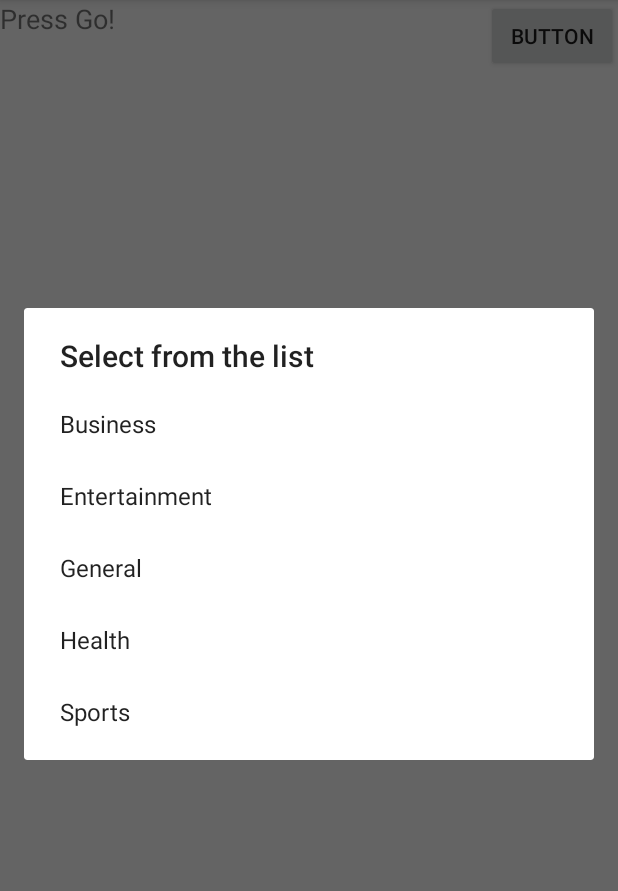
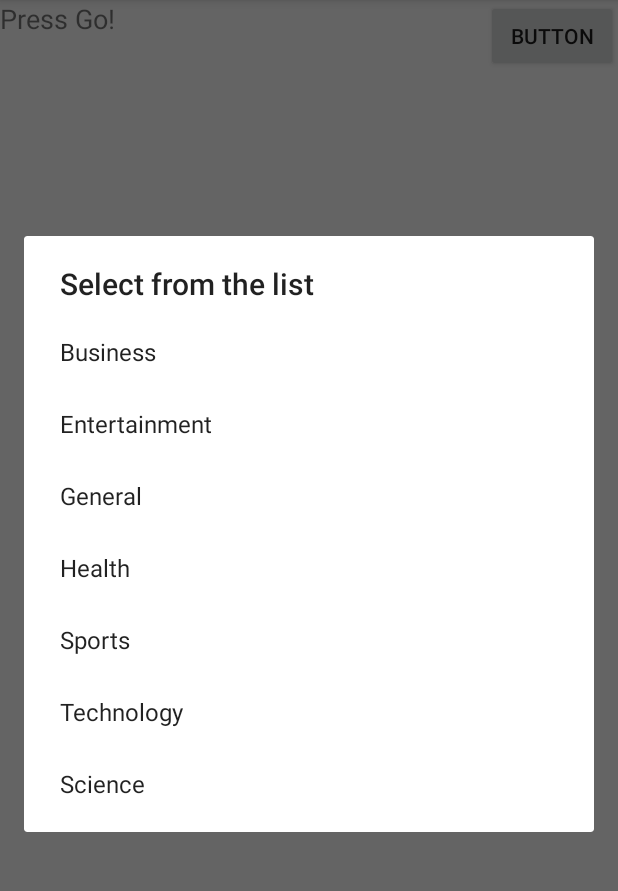
Before and after one commit to lphung1/InClass06_NewsArticle, an Android app: the screen it shows after launch (MainActivity), after a tap on "BUTTON", on a phone screen of 412 x 824 dp, the part 84-975 px from its top. Run offline under Robolectric (Android 15) with nearby library versions, the phone set to English and light mode, and no system bars.

Commit message:
Added science and technology to select fields

```diff
--- a/app/src/main/java/com/example/loiphung/group25_inclass06/MainActivity.java
+++ b/app/src/main/java/com/example/loiphung/group25_inclass06/MainActivity.java
@@ -45,7 +45,7 @@ public class MainActivity extends AppCompatActivity {
         findViewById(R.id.go_button).setOnClickListener(new View.OnClickListener() {
             @Override
             public void onClick(View v) {
-                final String categoriesArray[] = new String[] {"Business", "Entertainment", "General", "Health", "Sports"};
+                final String categoriesArray[] = new String[] {"Business", "Entertainment", "General", "Health", "Sports", "Technology", "Science"};
                 builder = new AlertDialog.Builder(MainActivity.this);
                 builder.setTitle("Select from the list");
                 builder.setItems(categoriesArray, new DialogInterface.OnClickListener() {
```
